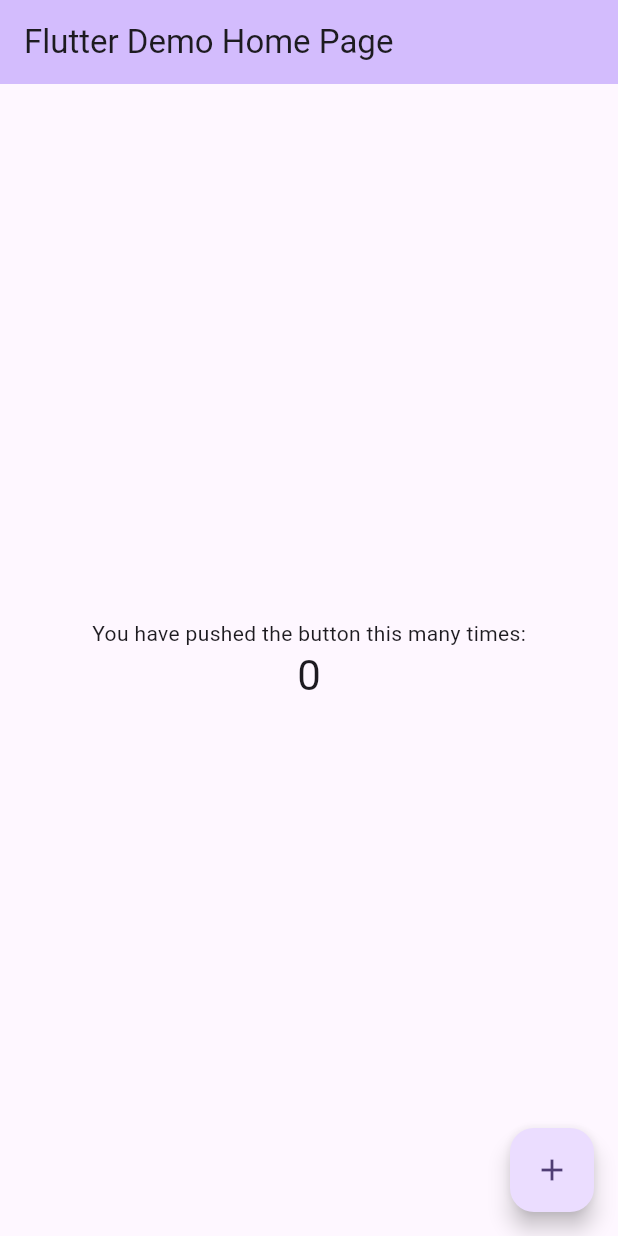
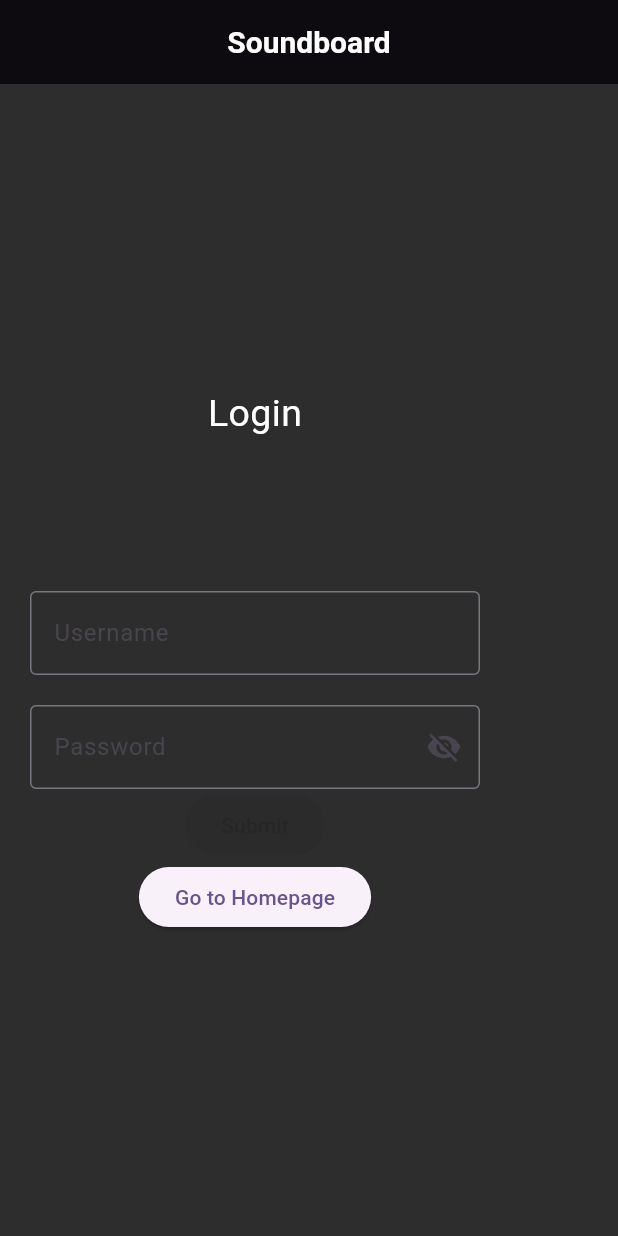
Before and after one commit to KhalilHen/soundboard_0, a Flutter app: the screen it shows after launch, on a phone screen of 412 x 824 dp. Run offline on Flutter 3.47's test engine with Material 3 defaults, Android fonts, the phone set to English and light mode, and no system bars.

Commit message:
Created the layout

```diff
--- a/lib/main.dart
+++ b/lib/main.dart
@@ -1,6 +1,8 @@
 import 'package:flutter/material.dart';
+import 'package:soundboard_0/pages/homepage.dart';
+import 'package:soundboard_0/pages/login.dart';
+void main() {
 
-void main() {
   runApp(const MyApp());
 }
 
@@ -11,101 +13,14 @@ class MyApp extends StatelessWidget {
   @override
   Widget build(BuildContext context) {
     return MaterialApp(
-      title: 'Flutter Demo',
+      title: 'Soundboard',
       theme: ThemeData(
-
         colorScheme: ColorScheme.fromSeed(seedColor: Colors.deepPurple),
         useMaterial3: true,
       ),
-      home: const MyHomePage(title: 'Flutter Demo Home Page'),
+              debugShowCheckedModeBanner: false,
+
+      home: Login(),
     );
   }
 }
-
-class MyHomePage extends StatefulWidget {
-  const MyHomePage({super.key, required this.title});
-
-  // This widget is the home page of your application. It is stateful, meaning
-  // that it has a State object (defined below) that contains fields that affect
-  // how it looks.
-
-  // This class is the configuration for the state. It holds the values (in this
-  // case the title) provided by the parent (in this case the App widget) and
-  // used by the build method of the State. Fields in a Widget subclass are
-  // always marked "final".
-
-  final String title;
-
-  @override
-  State<MyHomePage> createState() => _MyHomePageState();
-}
-
-class _MyHomePageState extends State<MyHomePage> {
-  int _counter = 0;
-
-  void _incrementCounter() {
-    setState(() {
-      // This call to setState tells the Flutter framework that something has
-      // changed in this State, which causes it to rerun the build method below
-      // so that the display can reflect the updated values. If we changed
-      // _counter without calling setState(), then the build method would not be
-      // called again, and so nothing would appear to happen.
-      _counter++;
-    });
-  }
-
-  @override
-  Widget build(BuildContext context) {
-    // This method is rerun every time setState is called, for instance as done
-    // by the _incrementCounter method above.
-    //
-    // The Flutter framework has been optimized to make rerunning build methods
-    // fast, so that you can just rebuild anything that needs updating rather
-    // than having to individually change instances of widgets.
-    return Scaffold(
-      appBar: AppBar(
-        // TRY THIS: Try changing the color here to a specific color (to
-        // Colors.amber, perhaps?) and trigger a hot reload to see the AppBar
-        // change color while the other colors stay the same.
-        backgroundColor: Theme.of(context).colorScheme.inversePrimary,
-        // Here we take the value from the MyHomePage object that was created by
-        // the App.build method, and use it to set our appbar title.
-        title: Text(widget.title),
-      ),
-      body: Center(
-        // Center is a layout widget. It takes a single child and positions it
-        // in the middle of the parent.
-        child: Column(
-          // Column is also a layout widget. It takes a list of children and
-          // arranges them vertically. By default, it sizes itself to fit its
-          // children horizontally, and tries to be as tall as its parent.
-          //
-          // Column has various properties to control how it sizes itself and
-          // how it positions its children. Here we use mainAxisAlignment to
-          // center the children vertically; the main axis here is the vertical
-          // axis because Columns are vertical (the cross axis would be
-          // horizontal).
-          //
-          // TRY THIS: Invoke "debug painting" (choose the "Toggle Debug Paint"
-          // action in the IDE, or press "p" in the console), to see the
-          // wireframe for each widget.
-          mainAxisAlignment: MainAxisAlignment.center,
-          children: <Widget>[
-            const Text(
-              'You have pushed the button this many times:',
-            ),
-            Text(
-              '$_counter',
-              style: Theme.of(context).textTheme.headlineMedium,
-            ),
-          ],
-        ),
-      ),
-      floatingActionButton: FloatingActionButton(
-        onPressed: _incrementCounter,
-        tooltip: 'Increment',
-        child: const Icon(Icons.add),
-      ), // This trailing comma makes auto-formatting nicer for build methods.
-    );
-  }
-}
--- /dev/null
+++ b/lib/pages/login.dart
@@ -0,0 +1,116 @@
+import 'package:flutter/material.dart';
+import 'package:soundboard_0/pages/homepage.dart';
+
+class Login extends StatefulWidget {
+  const Login({super.key});
+
+  @override
+  State<Login> createState() => _LoginState();
+}
+
+class _LoginState extends State<Login> {
+  var iconVisible = false;
+
+  @override
+  Widget build(BuildContext context) {
+    return Scaffold(
+      appBar: AppBar(
+        title: Text(
+          'Soundboard',
+          style: TextStyle(
+            fontSize: 20,
+            fontWeight: FontWeight.bold,
+            color: Colors.white,
+          ),
+        ),
+        centerTitle: true,
+        backgroundColor: Colors.black87,
+        elevation: 2.0,
+      ),
+      backgroundColor: Color.fromARGB(255, 46, 45, 45),
+      body: Form(
+        child: Container(
+          padding: EdgeInsets.symmetric(horizontal: 20.0),
+          child:  Column(
+            mainAxisAlignment: MainAxisAlignment.center,
+            crossAxisAlignment: CrossAxisAlignment.center,
+            children: <Widget>[
+              Text(
+                'Login',
+                style: TextStyle(color: Colors.white, fontSize: 25),
+              ),
+              SizedBox(height: 100),
+              Container(
+                width: 300,
+                child: TextFormField(
+                  decoration: InputDecoration(
+                    labelText: 'Username',
+                    border: OutlineInputBorder(),
+
+                  ),
+                  validator: (value) {
+                    if (value == null || value.isEmpty) {
+                      return 'Please enter a username';
+                    }
+                    return null;
+                  },
+
+                   style: TextStyle(
+                    color: Colors.white,
+                  ),
+                ),
+              ),
+              SizedBox(height: 20),
+              Container(
+                width: 300, // Set the desired width
+                child: TextFormField(
+                  decoration: InputDecoration(
+                    labelText: 'Password',
+                                        border: OutlineInputBorder(),
+
+                    suffixIcon: IconButton(
+                      onPressed: () {
+                        setState(() {
+                          iconVisible = !iconVisible;
+                        });
+                      },
+                      icon: Icon(
+                          iconVisible ? Icons.visibility : Icons.visibility_off),
+                    ),
+                  ),
+                  validator: (value) {
+                    if (value == null || value.isEmpty) {
+                      return 'Please enter a password';
+                    }
+                    return null;
+                  },
+                  obscureText: !iconVisible,
+                  style: TextStyle(
+                    color: Colors.white,
+                  ),
+                ),
+              ),
+
+
+              ElevatedButton(onPressed: null, child: Text('Submit')),
+    ElevatedButton(
+            onPressed: () {
+              // Navigator.pushNamed(context, '/homepage');
+              Navigator.pushReplacement(
+                context,
+                MaterialPageRoute(builder: (context) => Homepage()),
+              );
+            },
+            child: Text('Go to Homepage'),
+            ),
+            ],
+
+          ),
+        ),
+
+
+
+      ),
+    );
+  }
+}
```
Also changed, not shown: lib/dialogs/upload_sound_dialog.dart (added, +57 -0 lines), lib/pages/homepage.dart (added, +61 -0 lines), lib/controllers/login_controller.dart (added).
